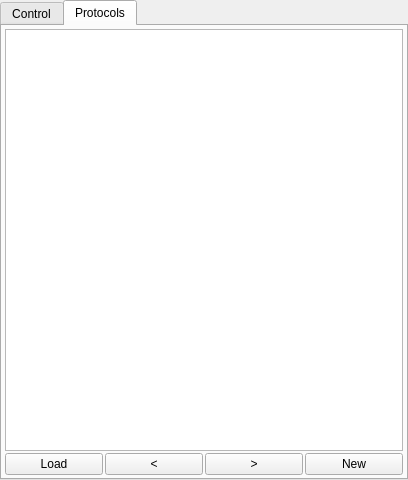
Above: app/AstroCameraRemote/Sequencer_ControlWidget.ui from blackphil/AstroCameraRemote before the change. Below: the same form after it.
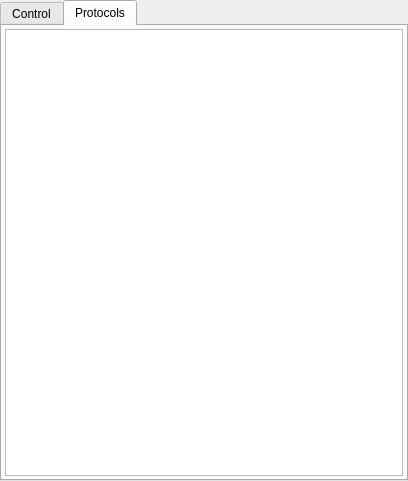
That is the form after the change. The open tabs and pages were chosen to show the change. Custom widgets are drawn as their Qt base class.

Commit message: ControlWidget: placed "new" button to the first tab; can activate protocol via double click or context menu. moved some ToDos to the new GitHub Kanban board.

```diff
--- a/app/AstroCameraRemote/Sequencer_ControlWidget.ui
+++ b/app/AstroCameraRemote/Sequencer_ControlWidget.ui
@@ -445,6 +445,13 @@
          </property>
         </widget>
        </item>
+       <item row="1" column="2">
+        <widget class="QPushButton" name="newBtn">
+         <property name="text">
+          <string>New</string>
+         </property>
+        </widget>
+       </item>
       </layout>
      </widget>
      <widget class="QWidget" name="protocolTab">
@@ -467,35 +474,7 @@
        <property name="spacing">
         <number>2</number>
        </property>
-       <item row="4" column="0">
-        <widget class="QPushButton" name="loadBtn">
-         <property name="text">
-          <string>Load</string>
-         </property>
-        </widget>
-       </item>
-       <item row="4" column="2">
-        <widget class="QPushButton" name="fwdBtn">
-         <property name="text">
-          <string>&gt;</string>
-         </property>
-        </widget>
-       </item>
-       <item row="4" column="1">
-        <widget class="QPushButton" name="bwdBtn">
-         <property name="text">
-          <string>&lt;</string>
-         </property>
-        </widget>
-       </item>
-       <item row="4" column="3">
-        <widget class="QPushButton" name="newBtn">
-         <property name="text">
-          <string>New</string>
-         </property>
-        </widget>
-       </item>
-       <item row="0" column="0" rowspan="4" colspan="4">
+       <item row="0" column="0" rowspan="4" colspan="2">
         <widget class="Sequencer::ProtocolView" name="stashedShootings">
          <property name="contextMenuPolicy">
           <enum>Qt::CustomContextMenu</enum>
```
Left out of the diff: 20 changed lines with no effect on the pictures. The commit also changes 4 other files.
